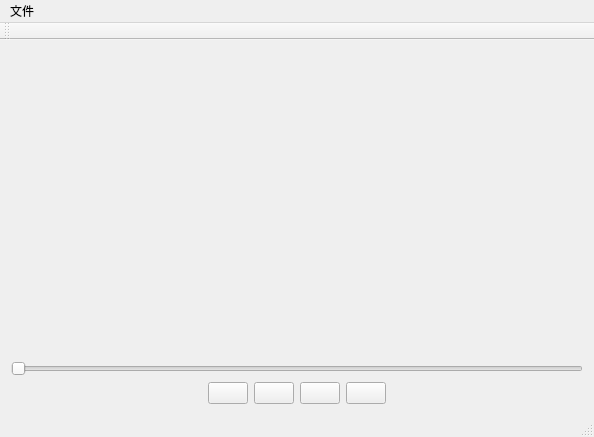
Above: QtSDLFFmpegVideoPlayer/QtUIs/QtSDLFFmpegVideoPlayer.ui from lyxyz5223/QtSDLFFmpegVideoPlayer before the change. Below: the same form after it.
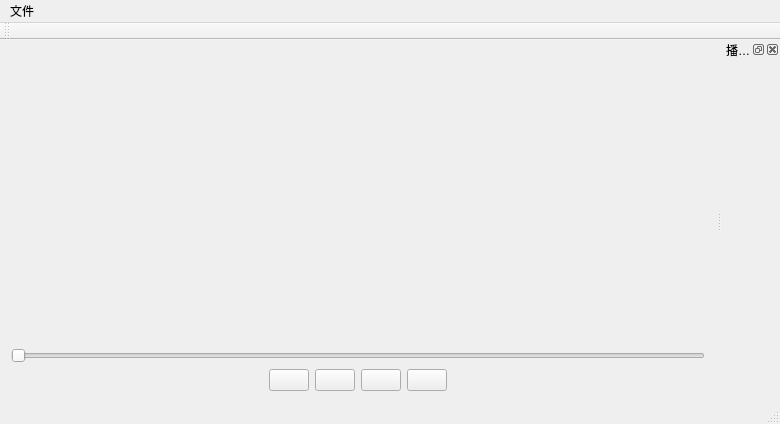
That is the form after the change. Icons and pictures are not drawn. Custom widgets are drawn as their Qt base class.

Commit message:
feat(PlayList): Add PlayList and fix an audio error
- Add PlayList
- Fix an AudioPlayer error when playing variable
frame_size(frame->nb_samples) audio

Patch:
```diff
--- a/QtSDLFFmpegVideoPlayer/QtUIs/QtSDLFFmpegVideoPlayer.ui
+++ b/QtSDLFFmpegVideoPlayer/QtUIs/QtSDLFFmpegVideoPlayer.ui
@@ -6,8 +6,8 @@
    <rect>
     <x>0</x>
     <y>0</y>
-    <width>594</width>
-    <height>437</height>
+    <width>780</width>
+    <height>424</height>
    </rect>
   </property>
   <property name="windowTitle">
@@ -169,7 +169,7 @@
     <rect>
      <x>0</x>
      <y>0</y>
-     <width>594</width>
+     <width>780</width>
      <height>21</height>
     </rect>
    </property>
@@ -192,6 +192,21 @@
    </attribute>
   </widget>
   <widget class="QStatusBar" name="statusBar"/>
+  <widget class="QDockWidget" name="playListDockWidget">
+   <property name="floating">
+    <bool>false</bool>
+   </property>
+   <property name="features">
+    <set>QDockWidget::DockWidgetFeature::DockWidgetClosable|QDockWidget::DockWidgetFeature::DockWidgetFloatable|QDockWidget::DockWidgetFeature::DockWidgetMovable</set>
+   </property>
+   <property name="windowTitle">
+    <string>播放列表</string>
+   </property>
+   <attribute name="dockWidgetArea">
+    <number>2</number>
+   </attribute>
+   <widget class="PlayListWidget" name="playListDockWidgetContents"/>
+  </widget>
   <action name="actionOpenFile">
    <property name="text">
     <string>打开</string>
@@ -210,6 +225,12 @@
    <extends>QPushButton</extends>
    <header>roundediconbutton.h</header>
   </customwidget>
+  <customwidget>
+   <class>PlayListWidget</class>
+   <extends>QWidget</extends>
+   <header>playlistwidget.h</header>
+   <container>1</container>
+  </customwidget>
  </customwidgets>
  <resources>
   <include location="../resources/QtSDLFFmpegVideoPlayer.qrc"/>
```
Left out of the diff: 28 changed lines with no effect on the pictures. The commit also changes 10 other files.
